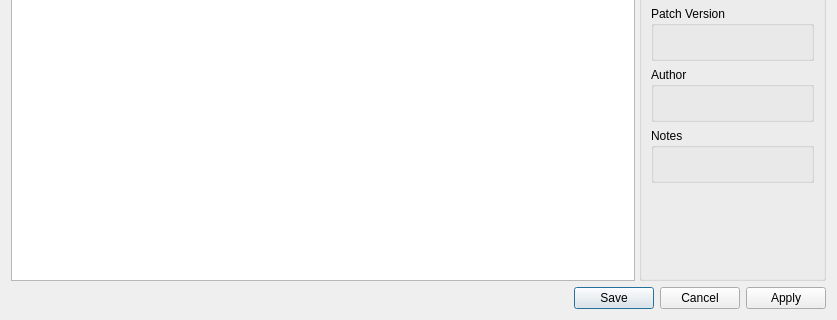
This is rpcs3/rpcs3qt/patch_manager_dialog.ui in RPCS3/rpcs3 as Qt 5 draws it before an edit; both pictures show x 0 to 837 and y 339 to 659 of the 837 by 659 pixel window. The edited form follows.
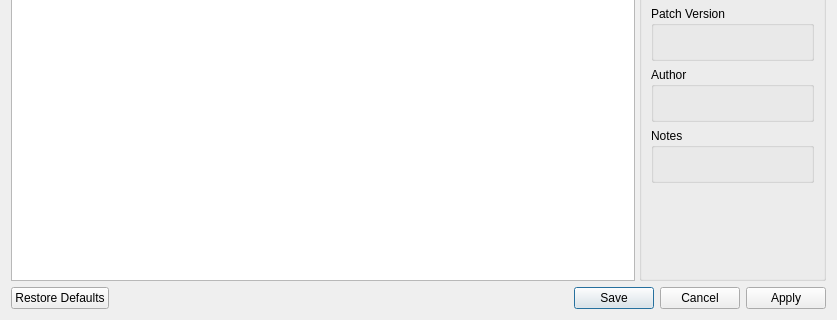
This is the edited form.

Commit message: patch_manager: add download button

Patch:
```diff
--- a/rpcs3/rpcs3qt/patch_manager_dialog.ui
+++ b/rpcs3/rpcs3qt/patch_manager_dialog.ui
@@ -255,7 +255,7 @@
    <item>
     <widget class="QDialogButtonBox" name="buttonBox">
      <property name="standardButtons">
-      <set>QDialogButtonBox::Apply|QDialogButtonBox::Cancel|QDialogButtonBox::Save</set>
+      <set>QDialogButtonBox::Apply|QDialogButtonBox::Cancel|QDialogButtonBox::RestoreDefaults|QDialogButtonBox::Save</set>
      </property>
     </widget>
    </item>
```
The commit also changes 9 other files.
